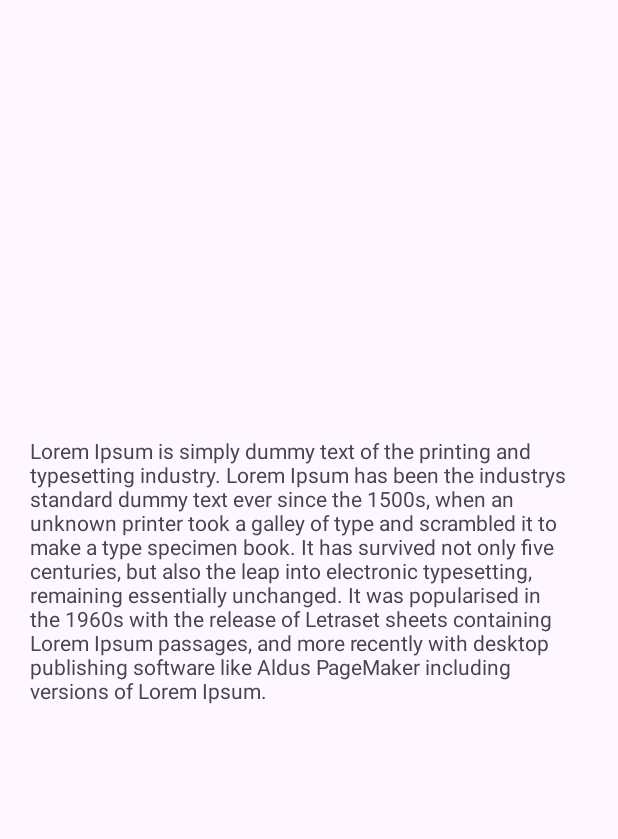
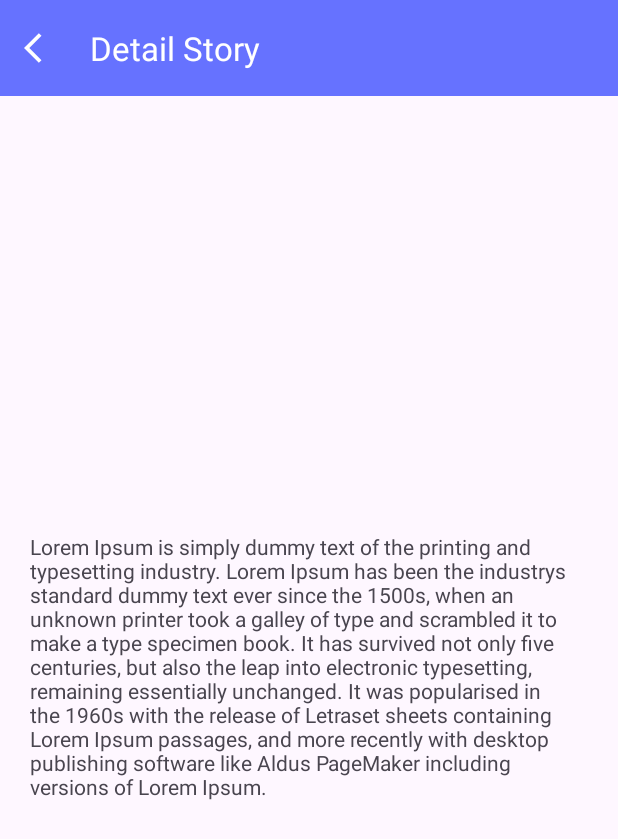
Before and after one commit to pierreviences/Story-App, an Android app: the DetailStoryActivity screen opened directly, with no data from a screen before it, on a phone screen of 412 x 824 dp. Shown: the top 839 px of the screen. Run offline under Robolectric (Android 15) with nearby library versions, the phone set to English and light mode, and no system bars; network calls fail; pictures from the network do not load.

Commit message:
feat: add ui header back

```diff
--- a/app/src/main/java/com/example/storyapp/ui/view/story/AddStoryActivity.kt
+++ b/app/src/main/java/com/example/storyapp/ui/view/story/AddStoryActivity.kt
@@ -69,6 +69,9 @@ class AddStoryActivity : AppCompatActivity() {
         binding.switchLocation.setOnCheckedChangeListener { _, isChecked ->
             if (isChecked) getLocation()
             else location = null
+        }
+        binding.topAppBar.setNavigationOnClickListener { _ ->
+            onBackPressed()
         }
 
         setClickListeners()
--- a/app/src/main/java/com/example/storyapp/ui/view/story/DetailStoryActivity.kt
+++ b/app/src/main/java/com/example/storyapp/ui/view/story/DetailStoryActivity.kt
@@ -24,6 +24,9 @@ class DetailStoryActivity : AppCompatActivity() {
                 .load(it.photoUrl)
                 .into(binding.ivDetailPhoto)
         }
+        binding.topAppBar.setNavigationOnClickListener { _ ->
+            onBackPressed()
+        }
     }
     companion object {
         const val STORY_INTENT_DATA = "STORY_INTENT_DATA"
--- a/app/src/main/res/layout/activity_detail_story.xml
+++ b/app/src/main/res/layout/activity_detail_story.xml
@@ -5,7 +5,23 @@
     android:layout_width="match_parent"
     android:layout_height="match_parent"
     tools:context=".ui.view.story.DetailStoryActivity">
+    <com.google.android.material.appbar.AppBarLayout
+        android:id="@+id/appBarLayout"
+        android:layout_width="match_parent"
+        android:layout_height="wrap_content"
+        app:layout_constraintEnd_toEndOf="parent"
+        app:layout_constraintStart_toStartOf="parent"
+        app:layout_constraintTop_toTopOf="parent">
 
+        <com.google.android.material.appbar.MaterialToolbar
+            android:id="@+id/topAppBar"
+            android:layout_width="match_parent"
+            android:layout_height="?attr/actionBarSize"
+            android:background="@color/primary"
+            app:navigationIcon="@drawable/ic_baseline_arrow_back_ios_24"
+            app:title="@string/detail_story"
+            app:titleTextAppearance="@style/ToolbarTitleText" />
+    </com.google.android.material.appbar.AppBarLayout>
     <ImageView
         android:id="@+id/iv_detail_photo"
         android:layout_width="match_parent"
@@ -15,7 +31,8 @@
         tools:srcCompat="@drawable/bg_story"
         app:layout_constraintEnd_toEndOf="parent"
         app:layout_constraintStart_toStartOf="parent"
-        app:layout_constraintTop_toTopOf="parent"/>
+        app:layout_constraintTop_toBottomOf="@id/appBarLayout"
+        />
 
     <TextView
         android:id="@+id/tv_detail_name"
--- a/app/src/main/res/values/strings.xml
+++ b/app/src/main/res/values/strings.xml
@@ -38,6 +38,7 @@
     <string name="retry">Try Again</string>
     <string name="menu_language">Language</string>
     <string name="menu_map">Maps</string>
+    <string name="detail_story">Detail Story</string>
     <string name="turn_on_location">Turn On Location</string>
     <string name="please_active_locationyou">Please Active Location You</string>
     <string name="success_upload_photo">Congratulations, you have successfully uploaded the image</string>
--- a/build.gradle.kts
+++ b/build.gradle.kts
@@ -1,6 +1,6 @@
 // Top-level build file where you can add configuration options common to all sub-projects/modules.
 plugins {
     id("com.android.application") version "8.1.0" apply false
-    id("org.jetbrains.kotlin.android") version "1.8.0" apply false
+    id("org.jetbrains.kotlin.android") version "1.9.10" apply false
     id("com.google.android.libraries.mapsplatform.secrets-gradle-plugin") version "2.0.1" apply false
 }
```
Also changed, not shown: 2 other files.
